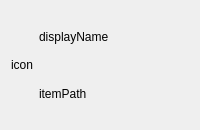
Old version of the form geometrize/dialog/taskitemwidget.ui in the repository Tw1ddle/geometrize.
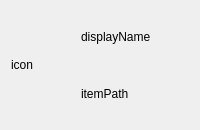
New version of the form. Custom widgets are drawn as their Qt base class.

The edit to the form file:
```diff
--- a/geometrize/dialog/taskitemwidget.ui
+++ b/geometrize/dialog/taskitemwidget.ui
@@ -33,6 +33,12 @@
          <verstretch>0</verstretch>
         </sizepolicy>
        </property>
+       <property name="minimumSize">
+        <size>
+         <width>64</width>
+         <height>64</height>
+        </size>
+       </property>
        <property name="text">
         <string notr="true">icon</string>
        </property>
```
